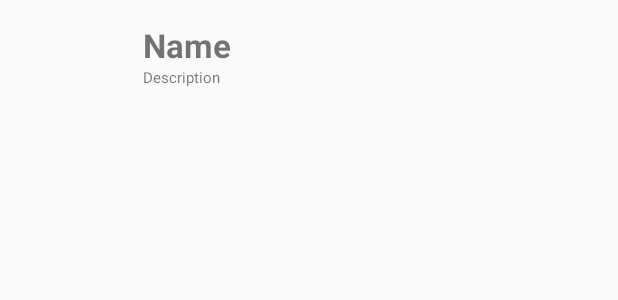
After one commit to johncegom/Fenbefich, an Android app: the layout listview_menu.xml on its own in the app's theme, with its tools: preview values and no code run, on a phone screen of 412 x 824 dp. The commit adds this screen. Shown: the top 300 px of the screen. Run offline under Robolectric (Android 15) with nearby library versions, the phone set to English and light mode, and no system bars.

Commit message:
make listview drinks, import picasso, make adapter

```diff
--- a/app/build.gradle
+++ b/app/build.gradle
@@ -24,9 +24,11 @@ android {
 
 }
 
+
 dependencies {
     implementation fileTree(dir: 'libs', include: ['*.jar'])
 
+    implementation 'com.squareup.picasso:picasso:2.71828'
     implementation 'com.firebase:firebase-client-android:2.5.0'
     implementation 'com.google.firebase:firebase-database:19.3.0'
     implementation 'com.google.firebase:firebase-analytics:17.4.1'
--- a/app/src/main/AndroidManifest.xml
+++ b/app/src/main/AndroidManifest.xml
@@ -3,13 +3,14 @@
     package="com.example.firebasegogo">
 
     <application
+        android:name=".FireApp"
         android:allowBackup="true"
         android:icon="@mipmap/ic_launcher"
         android:label="@string/app_name"
         android:roundIcon="@mipmap/ic_launcher_round"
         android:supportsRtl="true"
-        android:theme="@style/AppTheme"
-        android:name=".FireApp">
+        android:theme="@style/AppTheme">
+        <activity android:name=".DetailMenu"></activity>
         <activity android:name=".MainActivity">
             <intent-filter>
                 <action android:name="android.intent.action.MAIN" />
--- /dev/null
+++ b/app/src/main/res/layout/listview_menu.xml
@@ -0,0 +1,36 @@
+<?xml version="1.0" encoding="utf-8"?>
+<LinearLayout xmlns:android="http://schemas.android.com/apk/res/android"
+    android:layout_width="match_parent"
+    android:layout_height="match_parent">
+    <RelativeLayout
+        android:layout_width="match_parent"
+        android:layout_height="wrap_content"
+        android:layout_marginBottom="5dp"
+        android:padding="15dp">
+
+        <ImageView
+            android:id="@+id/imageView"
+            android:layout_width="80dp"
+            android:layout_height="60dp"
+            android:padding="5dp"/>
+
+        <TextView
+            android:id="@+id/namefield"
+            android:layout_width="wrap_content"
+            android:layout_height="wrap_content"
+            android:layout_alignParentTop="true"
+            android:layout_toEndOf="@+id/imageView"
+            android:text="@string/firsttextview"
+            android:textSize="22dp"
+            android:textStyle="bold" />
+
+        <TextView
+            android:id="@+id/pricefield"
+            android:layout_width="wrap_content"
+            android:layout_height="wrap_content"
+            android:layout_below="@+id/namefield"
+            android:layout_toEndOf="@+id/imageView"
+            android:text="@string/firstdesc"
+            android:textSize="10dp" />
+    </RelativeLayout>
+</LinearLayout>
--- a/app/src/main/res/values/strings.xml
+++ b/app/src/main/res/values/strings.xml
@@ -1,3 +1,5 @@
 <resources>
     <string name="app_name">Firebasegogo</string>
+    <string name="firsttextview">Name</string>
+    <string name="firstdesc">Description</string>
 </resources>
```
Also changed, not shown: app/src/main/java/com/example/firebasegogo/DetailMenu.java (added, +66 -0 lines), app/src/main/java/com/example/firebasegogo/Drink.java (added, +20 -0 lines), app/src/main/java/com/example/firebasegogo/FireApp.java (+6 -1 lines), app/src/main/java/com/example/firebasegogo/ListviewAdapter.java (added, +60 -0 lines), app/src/main/java/com/example/firebasegogo/MainActivity.java (+3 -10 lines), app/src/main/res/layout/activity_detail_menu.xml (added, +13 -0 lines), app/src/main/res/layout/activity_main.xml (+0 -13 lines).
